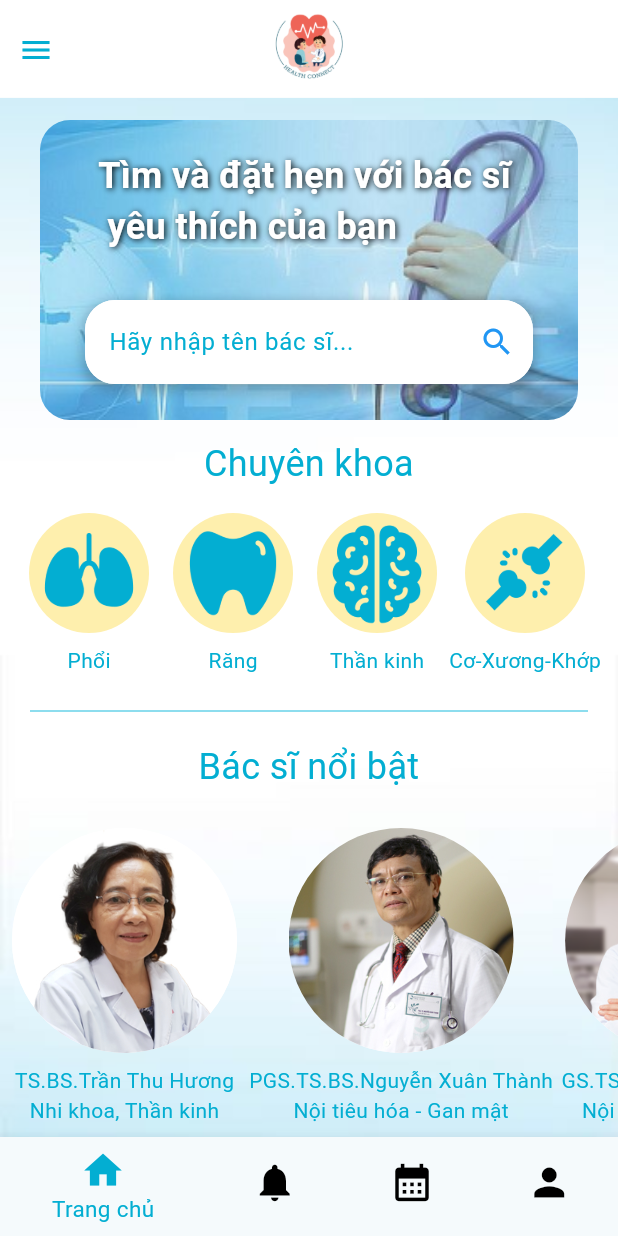
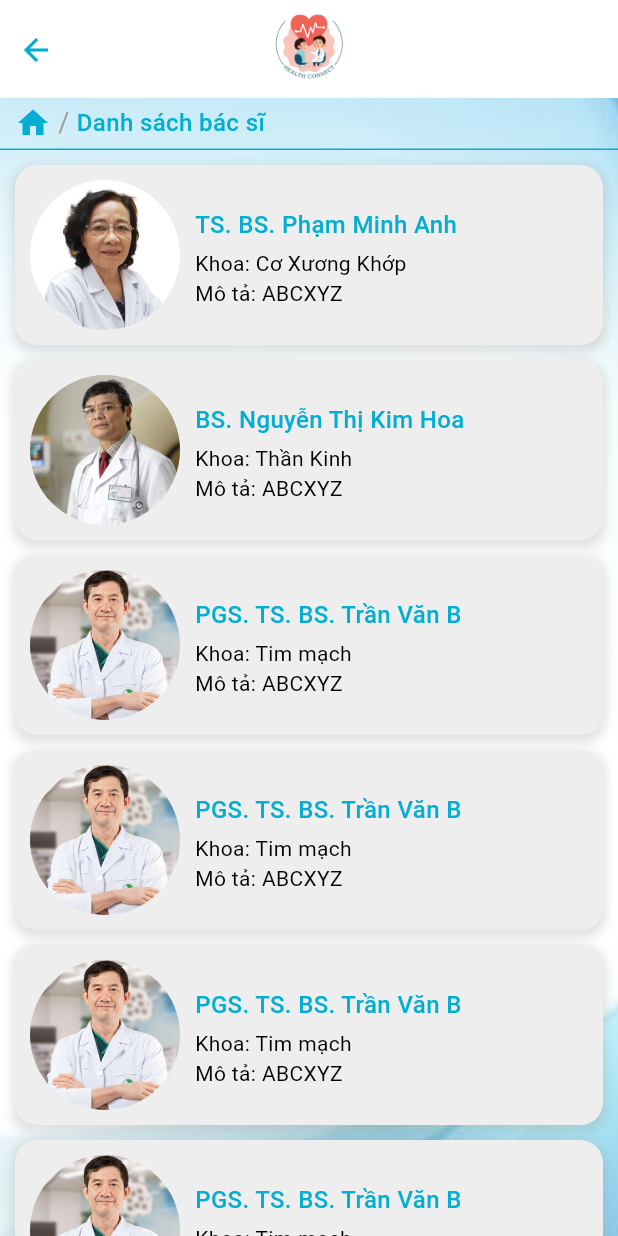
Before and after one commit to Mixture-Tech/Doctor-Appointment, a Flutter app: the screen it shows after launch, on a phone screen of 412 x 824 dp. Run offline on Flutter 3.47's test engine with Material 3 defaults, Android fonts, the light colour scheme and no system bars; our stand-ins replace flutter_dotenv.

Commit message:
feat: app/listdoctorUI

```diff
--- a/app/lib/main.dart
+++ b/app/lib/main.dart
@@ -3,6 +3,7 @@ import 'package:app/ui/screens/AppointmentScreen.dart';
 import 'package:app/ui/screens/AppointmentDetailScreen.dart';
 import 'package:app/ui/screens/BookingSuccessScreen.dart';
 import 'package:app/ui/screens/HomeScreen.dart';
+import 'package:app/ui/screens/ListDoctor.dart';
 import 'package:app/ui/screens/LoginScreen.dart';
 import 'package:app/ui/screens/MainScreen.dart';
 import 'package:app/ui/screens/NotificationScreen.dart';
@@ -28,7 +29,7 @@ class MyApp extends StatelessWidget {
         colorScheme: ColorScheme.fromSeed(seedColor: AppColors.accentBlue),
         useMaterial3: true,
       ),
-      home: const MainScreen(),
+      home: const ListDoctorScreen(),
     );
   }
 }
--- /dev/null
+++ b/app/lib/ui/screens/ListDoctor.dart
@@ -0,0 +1,155 @@
+import 'package:app/ui/widgets/DoctorInfoWidget.dart';
+import 'package:app/ui/widgets/HeaderWidget.dart';
+import 'package:flutter/cupertino.dart';
+import 'package:flutter/material.dart';
+import '../../styles/colors.dart';
+import '../../styles/text.dart';
+import '../widgets/DoctorCardWidget.dart';
+
+class ListDoctorScreen extends StatefulWidget {
+  const ListDoctorScreen({
+    super.key,
+  });
+
+  @override
+  State<ListDoctorScreen> createState() => _ListDoctorScreenState();
+}
+
+class _ListDoctorScreenState extends State<ListDoctorScreen> {
+  void handleDoctorCardTap(String doctorName) {
+    // Xử lý sự kiện khi nhấn vào DoctorCard
+    print('Doctor card tapped: $doctorName');
+    // Bạn có thể thêm logic khác ở đây nếu cần
+  }
+
+  @override
+  Widget build(BuildContext context) {
+    return SafeArea(
+      child: Scaffold(
+        body: Column(
+          children: <Widget>[
+            HeaderWidget(
+              isHomeScreen: false,
+              onIconPressed: () {
+                Navigator.pop(context);
+              },
+            ),
+            Expanded(
+              child: Stack(
+                fit: StackFit.expand,
+                children: [
+                  Container(
+                    decoration: const BoxDecoration(
+                      image: DecorationImage(
+                        image: AssetImage("assets/images/Background_2.png"),
+                        fit: BoxFit.cover,
+                      ),
+                    ),
+                  ),
+                  ListView(
+                    children: [
+                      const Padding(
+                        padding: EdgeInsets.symmetric(horizontal: 10, vertical: 4),
+                        child: Row(
+                          children: [
+                            Icon(
+                              Icons.home,
+                              color: AppColors.primaryBlue,
+                            ),
+                            Text(
+                              " / ",
+                              style: TextStyle(
+                                fontSize: 18,
+                                color: Colors.grey,
+                              ),
+                            ),
+                            Expanded(
+                              child: Text(
+                                "Danh sách bác sĩ",
+                                style: AppTextStyles.subHeaderStyle,
+                                textAlign: TextAlign.left,
+                              ),
+                            ),
+                          ],
+                        ),
+                      ),
+                      Container(
+                        height: 1,
+                        color: AppColors.primaryBlue,
+                        width: double.infinity,
+                      ),
+                      const SizedBox(height: 10),
+                      Padding(
+                        padding: const EdgeInsets.symmetric(horizontal: 10),
+                        child: Column(
+                          children: [
+                            DoctorCardWidget(
+                              name: 'TS. BS. Phạm Minh Anh',
+                              imageUrl: 'assets/images/bs1.jpg',
+                              facility: 'Cơ Xương Khớp',
+                              description: 'ABCXYZ',
+                              onTap: () => handleDoctorCardTap('TS. BS. Phạm Minh Anh'),
+                            ),
+                            const SizedBox(height: 10),
+                            DoctorCardWidget(
+                              name: 'BS. Nguyễn Thị Kim Hoa',
+                              imageUrl: 'assets/images/bs2.jpg',
+                              facility: 'Thần Kinh',
+                              description: 'ABCXYZ',
+                              onTap: () => handleDoctorCardTap('BS. Nguyễn Thị Kim Hoa'),
+                            ),
+                            const SizedBox(height: 10),
+                            DoctorCardWidget(
+                              name: 'PGS. TS. BS. Trần Văn B',
+                              imageUrl: 'assets/images/bs3.png',
+                              facility: 'Tim mạch',
+                              description: 'ABCXYZ',
+                              onTap: () => handleDoctorCardTap('PGS. TS. BS. Trần Văn B'),
+                            ),
+                            const SizedBox(height: 10),
+                            DoctorCardWidget(
+                              name: 'PGS. TS. BS. Trần Văn B',
+                              imageUrl: 'assets/images/bs3.png',
+                              facility: 'Tim mạch',
+                              description: 'ABCXYZ',
+                              onTap: () => handleDoctorCardTap('PGS. TS. BS. Trần Văn B'),
+                            ),
+                            const SizedBox(height: 10),
+                            DoctorCardWidget(
+                              name: 'PGS. TS. BS. Trần Văn B',
+                              imageUrl: 'assets/images/bs3.png',
+                              facility: 'Tim mạch',
+                              description: 'ABCXYZ',
+                              onTap: () => handleDoctorCardTap('PGS. TS. BS. Trần Văn B'),
+                            ),
+                            const SizedBox(height: 10),
+                            DoctorCardWidget(
+                              name: 'PGS. TS. BS. Trần Văn B',
+                              imageUrl: 'assets/images/bs3.png',
+                              facility: 'Tim mạch',
+                              description: 'ABCXYZ',
+                              onTap: () => handleDoctorCardTap('PGS. TS. BS. Trần Văn B'),
+                            ),
+                            const SizedBox(height: 10),
+                            DoctorCardWidget(
+                              name: 'PGS. TS. BS. Trần Văn B',
+                              imageUrl: 'assets/images/bs3.png',
+                              facility: 'Tim mạch',
+                              description: 'ABCXYZ',
+                              onTap: () => handleDoctorCardTap('PGS. TS. BS. Trần Văn B'),
+                            ),
+                            const SizedBox(height: 100),
+                          ],
+                        ),
+                      ),
+                    ],
+                  ),
+                ],
+              ),
+            ),
+          ],
+        ),
+      ),
+    );
+  }
+}
--- /dev/null
+++ b/app/lib/ui/widgets/DoctorCardWidget.dart
@@ -0,0 +1,76 @@
+import 'package:flutter/material.dart';
+import '../../styles/colors.dart';
+import '../../styles/text.dart';
+
+class DoctorCardWidget extends StatelessWidget {
+  final String name;
+  final String imageUrl;
+  final String facility;
+  final String description;
+  final VoidCallback onTap; // Thêm callback
+
+  const DoctorCardWidget({
+    Key? key,
+    required this.name,
+    required this.imageUrl,
+    required this.facility,
+    required this.description,
+    required this.onTap, // Nhận callback trong constructor
+  }) : super(key: key);
+
+  @override
+  Widget build(BuildContext context) {
+    return InkWell( // Thêm InkWell để xử lý sự kiện nhấn
+      onTap: onTap,
+      child: Container(
+        decoration: BoxDecoration(
+          color: AppColors.lightGrey,
+          borderRadius: BorderRadius.circular(15),
+          boxShadow: [
+            BoxShadow(
+              color: Colors.grey.withOpacity(0.3),
+              spreadRadius: 2,
+              blurRadius: 5,
+              offset: const Offset(0, 3),
+            ),
+          ],
+        ),
+        padding: const EdgeInsets.all(10),
+        child: Row(
+          crossAxisAlignment: CrossAxisAlignment.center, // Sử dụng crossAxisAlignment.center để căn giữa
+          children: [
+            CircleAvatar(
+              radius: 50,
+              backgroundImage: AssetImage(imageUrl),
+              backgroundColor: Colors.grey[200],
+            ),
+            const SizedBox(width: 10),
+            Expanded(
+              child: Column(
+                crossAxisAlignment: CrossAxisAlignment.start,
+                children: [
+                  const SizedBox(height: 4),
+                  Text(
+                    name,
+                    style: AppTextStyles.subHeaderStyle,
+                    maxLines: 2,
+                    overflow: TextOverflow.ellipsis,
+                  ),
+                  const SizedBox(height: 4),
+                  Text(
+                    'Khoa: $facility',
+                    style: AppTextStyles.infoStyle,
+                  ),
+                  Text(
+                    'Mô tả: $description',
+                    style: AppTextStyles.infoStyle,
+                  ),
+                ],
+              ),
+            ),
+          ],
+        ),
+      ),
+    );
+  }
+}
```
